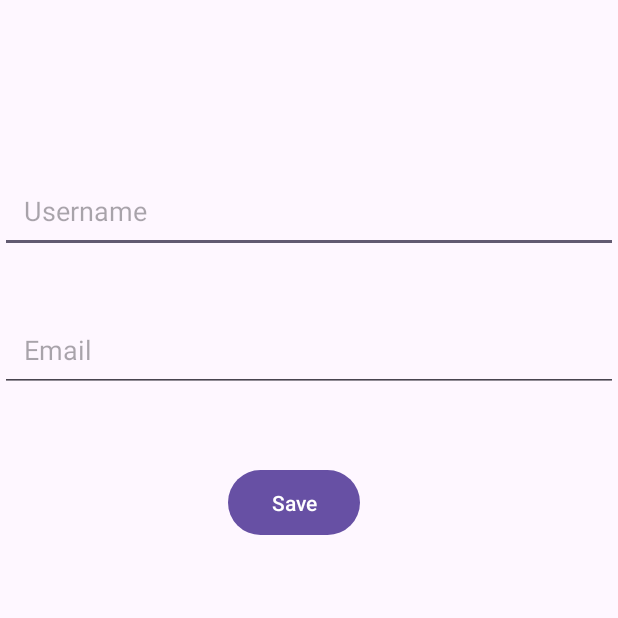
After one commit to nilanviduranga/Android-ToDo, an Android app: the UserInfoEditActivity screen opened directly, with no data from a screen before it, on a phone screen of 412 x 824 dp, the top half of it. The commit adds this screen. Run offline under Robolectric (Android 15) with nearby library versions, the phone set to English and light mode, and no system bars; 1 statement that could not run was skipped.

Commit message:
edit user info and session manager
edit user info and session manager for the check user login?

```diff
--- a/app/src/main/AndroidManifest.xml
+++ b/app/src/main/AndroidManifest.xml
@@ -12,6 +12,9 @@
         android:supportsRtl="true"
         android:theme="@style/Theme.ToDo"
         tools:targetApi="31">
+        <activity
+            android:name=".UserInfoEditActivity"
+            android:exported="false" />
         <activity
             android:name=".UserInfoActivity"
             android:exported="false" />
--- a/app/src/main/java/com/nvsoft/todo/MainActivity.java
+++ b/app/src/main/java/com/nvsoft/todo/MainActivity.java
@@ -11,6 +11,8 @@ import android.widget.AdapterView;
 import android.widget.ArrayAdapter;
 import android.widget.Button;
 import android.widget.ListView;
+import android.widget.Toast;
+
 import java.util.ArrayList;
 
 public class MainActivity extends AppCompatActivity {
@@ -27,6 +29,9 @@ public class MainActivity extends AppCompatActivity {
     protected void onCreate(Bundle savedInstanceState) {
         super.onCreate(savedInstanceState);
         setContentView(R.layout.activity_main);
+
+        // Validate the user session
+        SessionManager.validateSession(this);
 
         newTaskAdd = findViewById(R.id.add_new_task_button);
         setting = findViewById(R.id.setting_button);
--- a/app/src/main/java/com/nvsoft/todo/Session.java
+++ b/app/src/main/java/com/nvsoft/todo/Session.java
@@ -2,4 +2,6 @@ package com.nvsoft.todo;
 
 public class Session {
     public static String username;
+    public static String user_email;
+    public  static String user_password;
 }
--- /dev/null
+++ b/app/src/main/java/com/nvsoft/todo/SessionManager.java
@@ -0,0 +1,28 @@
+package com.nvsoft.todo;
+
+import android.app.Activity;
+import android.content.Intent;
+
+public class SessionManager {
+    // Method to validate the user session
+    public static void validateSession(Activity activity) {
+        String username = Session.username;
+        String password = Session.user_password;
+
+        if (username != null && password != null) {
+            if (!UserManager.validateUser(activity, username, password)) {
+                redirectToSignIn(activity);
+            }
+        } else {
+            // Handle the case where username or password is null
+            redirectToSignIn(activity);
+        }
+    }
+
+    // Private method to redirect to SignInActivity
+    private static void redirectToSignIn(Activity activity) {
+        Intent intent = new Intent(activity, SignInActivity.class);
+        activity.startActivity(intent);
+        activity.finish(); // Finish the current activity
+    }
+}
--- a/app/src/main/java/com/nvsoft/todo/SignInActivity.java
+++ b/app/src/main/java/com/nvsoft/todo/SignInActivity.java
@@ -42,6 +42,7 @@ public class SignInActivity extends AppCompatActivity {
                 String password = userPassword.getText().toString();
                 if (UserManager.validateUser(SignInActivity.this, username, password)) {
                     Session.username = username;
+                    Session.user_password = password;
                     Intent intent = new Intent(SignInActivity.this, MainActivity.class);
                     startActivity(intent);
                     finish();
--- a/app/src/main/java/com/nvsoft/todo/TaskAddActivity.java
+++ b/app/src/main/java/com/nvsoft/todo/TaskAddActivity.java
@@ -18,6 +18,9 @@ public class TaskAddActivity extends AppCompatActivity {
         super.onCreate(savedInstanceState);
         setContentView(R.layout.activity_task_add);
 
+        // Validate the user session
+        SessionManager.validateSession(this);
+
         task = findViewById(R.id.newTaskName);
         submit = findViewById(R.id.taskSubmitButton);
 
--- a/app/src/main/java/com/nvsoft/todo/TaskEditActivity.java
+++ b/app/src/main/java/com/nvsoft/todo/TaskEditActivity.java
@@ -18,6 +18,9 @@ public class TaskEditActivity extends AppCompatActivity {
     protected void onCreate(Bundle savedInstanceState) {
         super.onCreate(savedInstanceState);
         setContentView(R.layout.activity_task_edit);
+
+        // Validate the user session
+        SessionManager.validateSession(this);
 
         task = findViewById(R.id.editTaskName);
         submit = findViewById(R.id.taskSubmitButton);
--- /dev/null
+++ b/app/src/main/java/com/nvsoft/todo/UserInfoEditActivity.java
@@ -0,0 +1,54 @@
+package com.nvsoft.todo;
+
+import androidx.appcompat.app.AppCompatActivity;
+import android.content.Intent;
+import android.os.Bundle;
+import android.view.View;
+import android.widget.Button;
+import android.widget.EditText;
+
+public class UserInfoEditActivity extends AppCompatActivity {
+
+    EditText usernameEditText;
+    EditText emailEditText;
+    Button saveButton;
+
+    @Override
+    protected void onCreate(Bundle savedInstanceState) {
+        super.onCreate(savedInstanceState);
+        setContentView(R.layout.activity_user_info_edit);
+
+        // Validate the user session
+        SessionManager.validateSession(this);
+
+        usernameEditText = findViewById(R.id.edit_username_edittext);
+        emailEditText = findViewById(R.id.edit_email_edittext);
+        saveButton = findViewById(R.id.save_button);
+
+        // Retrieve username and email from Intent extras
+        String username = getIntent().getStringExtra("username");
+        String email = getIntent().getStringExtra("email");
+
+        // Set current username and email in EditText fields
+        usernameEditText.setText(username);
+        emailEditText.setText(email);
+
+        // Handle Save button click
+        saveButton.setOnClickListener(new View.OnClickListener() {
+            @Override
+            public void onClick(View v) {
+                // Get updated username and email from EditText fields
+                String updatedUsername = usernameEditText.getText().toString().trim();
+                String updatedEmail = emailEditText.getText().toString().trim();
+
+                // Update username and email in UserManager (if necessary)
+                UserManager.updateUserInfo(UserInfoEditActivity.this, username, updatedUsername, updatedEmail);
+
+                // Navigate back to UserInfoActivity
+                Intent intent = new Intent(UserInfoEditActivity.this, UserInfoActivity.class);
+                startActivity(intent);
+                finish();
+            }
+        });
+    }
+}
--- /dev/null
+++ b/app/src/main/res/layout/activity_user_info_edit.xml
@@ -0,0 +1,47 @@
+<?xml version="1.0" encoding="utf-8"?>
+<androidx.constraintlayout.widget.ConstraintLayout xmlns:android="http://schemas.android.com/apk/res/android"
+    xmlns:app="http://schemas.android.com/apk/res-auto"
+    xmlns:tools="http://schemas.android.com/tools"
+    android:layout_width="match_parent"
+    android:layout_height="match_parent"
+    tools:context=".UserInfoEditActivity">
+
+    <EditText
+        android:id="@+id/edit_username_edittext"
+        android:layout_width="0dp"
+        android:layout_height="wrap_content"
+        android:layout_marginTop="112dp"
+        android:hint="Username"
+        android:inputType="text"
+        android:padding="16dp"
+        app:layout_constraintEnd_toEndOf="parent"
+        app:layout_constraintHorizontal_bias="1.0"
+        app:layout_constraintStart_toStartOf="parent"
+        app:layout_constraintTop_toTopOf="parent" />
+
+    <EditText
+        android:id="@+id/edit_email_edittext"
+        android:layout_width="0dp"
+        android:layout_height="wrap_content"
+        android:layout_marginTop="36dp"
+        android:hint="Email"
+        android:inputType="textEmailAddress"
+        android:padding="16dp"
+        app:layout_constraintEnd_toEndOf="parent"
+        app:layout_constraintHorizontal_bias="0.0"
+        app:layout_constraintStart_toStartOf="parent"
+        app:layout_constraintTop_toBottomOf="@id/edit_username_edittext" />
+
+    <Button
+        android:id="@+id/save_button"
+        android:layout_width="wrap_content"
+        android:layout_height="wrap_content"
+        android:layout_marginEnd="172dp"
+        android:padding="12dp"
+        android:text="Save"
+        app:layout_constraintBottom_toBottomOf="parent"
+        app:layout_constraintEnd_toEndOf="parent"
+        app:layout_constraintTop_toBottomOf="@id/edit_email_edittext"
+        app:layout_constraintVertical_bias="0.094" />
+
+</androidx.constraintlayout.widget.ConstraintLayout>
```
Also changed, not shown: app/src/main/java/com/nvsoft/todo/User.java (+8 -0 lines), app/src/main/java/com/nvsoft/todo/UserInfoActivity.java (+25 -2 lines), app/src/main/java/com/nvsoft/todo/UserManager.java (+18 -0 lines).
